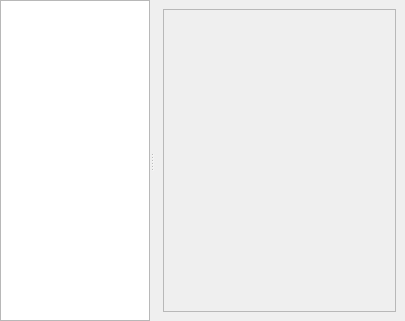
Qt form xoptionswidget.ui (horsicq/XOptions) before a commit.
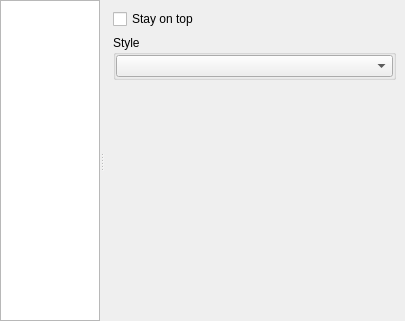
The same form after that commit. The open tabs and pages were chosen to show the change.

```diff
--- a/xoptionswidget.ui
+++ b/xoptionswidget.ui
@@ -34,7 +34,7 @@
      <widget class="QListWidget" name="listWidgetOptions">
       <property name="maximumSize">
        <size>
-        <width>150</width>
+        <width>100</width>
         <height>16777215</height>
        </size>
       </property>
@@ -45,8 +45,26 @@
       </property>
       <widget class="QWidget" name="pageView">
        <layout class="QVBoxLayout" name="verticalLayout_2">
+        <property name="leftMargin">
+         <number>0</number>
+        </property>
+        <property name="topMargin">
+         <number>0</number>
+        </property>
+        <property name="rightMargin">
+         <number>0</number>
+        </property>
+        <property name="bottomMargin">
+         <number>0</number>
+        </property>
         <item>
          <widget class="QScrollArea" name="scrollAreaView">
+          <property name="frameShape">
+           <enum>QFrame::NoFrame</enum>
+          </property>
+          <property name="frameShadow">
+           <enum>QFrame::Plain</enum>
+          </property>
           <property name="widgetResizable">
            <bool>true</bool>
           </property>
@@ -55,10 +73,56 @@
             <rect>
              <x>0</x>
              <y>0</y>
-             <width>231</width>
-             <height>301</height>
+             <width>300</width>
+             <height>321</height>
             </rect>
            </property>
+           <layout class="QVBoxLayout" name="verticalLayout_5">
+            <item>
+             <widget class="QCheckBox" name="checkBoxViewStayOnTop">
+              <property name="text">
+               <string>Stay on top</string>
+              </property>
+             </widget>
+            </item>
+            <item>
+             <widget class="QGroupBox" name="groupBoxViewStyle">
+              <property name="title">
+               <string>Style</string>
+              </property>
+              <layout class="QVBoxLayout" name="verticalLayout_4">
+               <property name="leftMargin">
+                <number>0</number>
+               </property>
+               <property name="topMargin">
+                <number>0</number>
+               </property>
+               <property name="rightMargin">
+                <number>0</number>
+               </property>
+               <property name="bottomMargin">
+                <number>0</number>
+               </property>
+               <item>
+                <widget class="QComboBox" name="comboBoxViewStyle"/>
+               </item>
+              </layout>
+             </widget>
+            </item>
+            <item>
+             <spacer name="verticalSpacer">
+              <property name="orientation">
+               <enum>Qt::Vertical</enum>
+              </property>
+              <property name="sizeHint" stdset="0">
+               <size>
+                <width>20</width>
+                <height>40</height>
+               </size>
+              </property>
+             </spacer>
+            </item>
+           </layout>
           </widget>
          </widget>
         </item>
```
Left out of the diff: 51 changed lines with no effect on the pictures.
